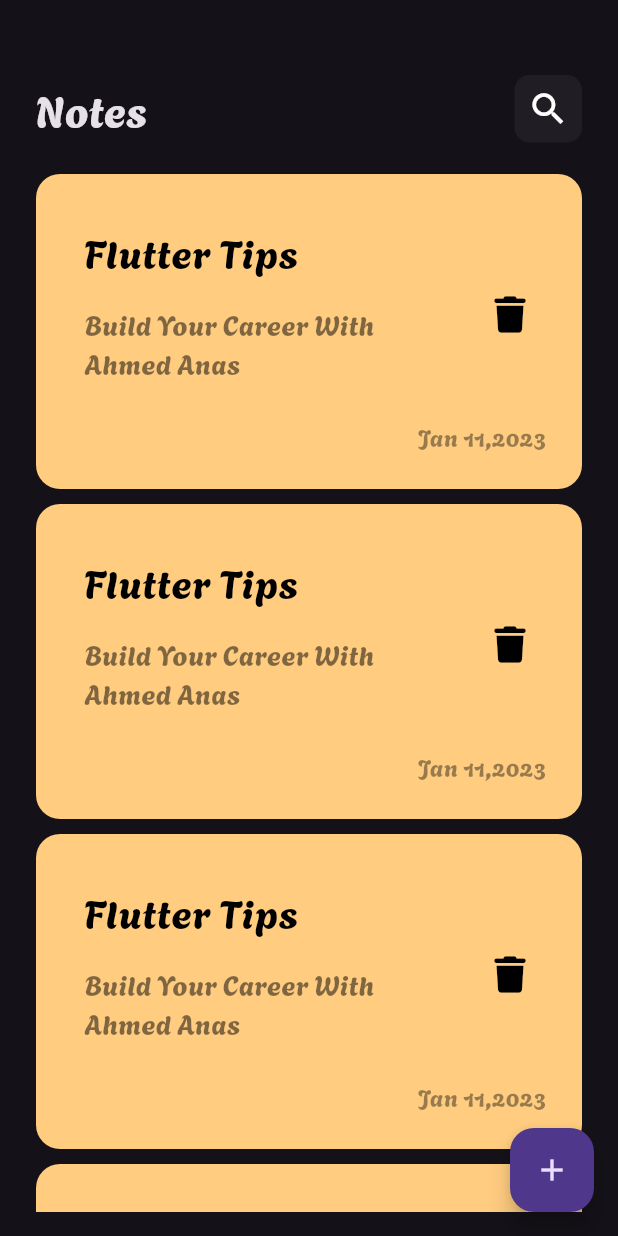
After one commit to AhmedKaion/Notes_app, a Flutter app: the screen it shows after launch, on a phone screen of 412 x 824 dp. The commit adds this screen. Run offline on Flutter 3.47's test engine with Material 3 defaults, Android fonts, the light colour scheme and no system bars; our stand-ins replace cloud_firestore, dio, firebase_auth, firebase_core, flutter_bloc, font_awesome_flutter and 1 more; accounts and stored records are empty.

Commit message:
change home

```diff
--- a/lib/main.dart
+++ b/lib/main.dart
@@ -10,6 +10,7 @@ import 'package:practice/cubits/get_weather_cubit/get_weather_cubit.dart';
 import 'package:practice/firebase_options.dart';
 import 'package:practice/news/new.dart';
 import 'package:practice/news/service.dart';
+import 'package:practice/notes_app/note_home.dart';
 import 'package:practice/screens/lale.dart';
 import 'package:practice/ppp.dart';
 import 'package:practice/bd.dart';
@@ -37,12 +38,16 @@ class MyApp extends StatelessWidget {
   // This widget is the root of your application.
   @override
   Widget build(BuildContext context) {
+
     return  MaterialApp(
-       routes: {
-    UpdateProduct.id : (context)=> UpdateProduct(),
+      debugShowCheckedModeBanner: false,
+      theme: ThemeData(brightness: Brightness.dark,fontFamily: 'Agbalumo'),
+
+
+      routes: {
+    UpdateProduct.id : (context)=> const UpdateProduct(),
     },
-      debugShowCheckedModeBanner: false,
-      home: StoreApp(),
+      home: const NoteHome(),
     );
 
 
--- /dev/null
+++ b/lib/notes_app/constrant.dart
@@ -0,0 +1,4 @@
+
+import 'package:flutter/animation.dart';
+
+const kPrimaryColor= const Color(0xff62FCD7);
--- /dev/null
+++ b/lib/notes_app/custom_appbar.dart
@@ -0,0 +1,17 @@
+import 'package:flutter/material.dart';
+import 'package:practice/notes_app/search.dart';
+
+class CustomAppBar extends StatelessWidget {
+  const CustomAppBar({super.key});
+
+  @override
+  Widget build(BuildContext context) {
+    return const Row(
+      children: [
+        Text('Notes',style: TextStyle( fontSize: 28),),
+       Spacer(),
+       SearchIcon(),
+      ],
+    );
+  }
+}
--- a/lib/notes_app/note_home.dart
+++ b/lib/notes_app/note_home.dart
@@ -1,15 +1,24 @@
 import 'package:flutter/material.dart';
 import 'package:practice/notes_app/notes_body.dart';
-
+import 'package:practice/notes_app/bottomsheet.dart';
 class NoteHome extends StatelessWidget {
   const NoteHome({super.key});
-
   @override
   Widget build(BuildContext context) {
     return Scaffold(
-      floatingActionButton: FloatingActionButton(onPressed: (){},child: Icon(Icons.add),
+      floatingActionButton: FloatingActionButton(
+        onPressed: (){
+          showBottomSheet(
+          shape:RoundedRectangleBorder(
+            borderRadius: BorderRadius.circular(16),
+          ), context: context, builder: (context){
+            return const AddNoteBottomSheet();
+          }
+          );
+        },
+        child: const Icon(Icons.add),
       ),
-   body:NotesBody() ,
-    );
+      body:const NotesBody() ,
+      );
   }
 }
--- /dev/null
+++ b/lib/notes_app/note_item.dart
@@ -0,0 +1,50 @@
+import 'package:flutter/material.dart';
+import 'package:font_awesome_flutter/font_awesome_flutter.dart';
+ class NoteItem extends StatelessWidget {
+   const NoteItem({super.key});
+   @override
+   Widget build(BuildContext context) {
+     return Container(
+       padding: const EdgeInsets.only(top: 24,bottom: 24,left: 16,),
+       decoration: BoxDecoration(
+         borderRadius: BorderRadius.circular(16),
+         color: const Color(0xffFFCC80),
+       ),
+       child: Column(
+         crossAxisAlignment: CrossAxisAlignment.end,
+         children: [
+           ListTile(
+             title:const Text(
+               'Flutter Tips',
+               style: TextStyle(
+                   color: Colors.black,
+                   fontSize: 26),
+             ),
+             subtitle:Padding(
+               padding: const EdgeInsets.only(top: 16,bottom: 16),
+               child: Text(
+                   'Build Your Career With  Ahmed Anas',
+                   style: TextStyle(
+                       color: Colors.black.withOpacity(.5),
+                       fontSize: 18),
+               ),
+             ),
+             trailing:IconButton(onPressed: (){},
+               icon:const Icon(
+                 FontAwesomeIcons.trash,
+                 color: Colors.black,
+                 size: 24,),
+             ) ,
+           ),
+            Padding(
+              padding: const EdgeInsets.only(right: 24),
+              child: Text('Jan 11,2023',
+                style: TextStyle(
+                    color: Colors.black.withOpacity(.4),
+                    fontSize: 16),),
+            ),
+         ],
+       ),
+     );
+   }
+ }
--- /dev/null
+++ b/lib/notes_app/notes_body.dart
@@ -0,0 +1,25 @@
+import 'package:flutter/material.dart';
+import 'package:practice/notes_app/custom_appbar.dart';
+import 'package:practice/notes_app/note_home.dart';
+import 'package:practice/notes_app/note_item.dart';
+import 'package:practice/notes_app/notes_listview.dart';
+
+class NotesBody extends StatelessWidget {
+  const NotesBody({super.key});
+
+  @override
+  Widget build(BuildContext context) {
+    return const Padding(
+      padding: EdgeInsets.symmetric(horizontal: 24),
+      child: Column(
+        children: [
+          SizedBox(
+            height:50 ,
+          ),
+         CustomAppBar(),
+          Expanded(child: NotesListView()),
+        ],
+      ),
+    );
+  }
+}
--- /dev/null
+++ b/lib/notes_app/notes_listview.dart
@@ -0,0 +1,24 @@
+import 'package:flutter/material.dart';
+import 'package:practice/notes_app/note_item.dart';
+
+class NotesListView extends StatelessWidget {
+  const NotesListView({super.key});
+
+  @override
+  Widget build(BuildContext context) {
+    return  Padding(
+      padding: const EdgeInsets.symmetric(vertical: 16),
+      child: ListView.builder(
+        padding: EdgeInsets.zero,
+        itemBuilder :(context,index){
+        return Padding(
+          padding: const EdgeInsets.symmetric(vertical: 5),
+          child: NoteItem(),
+
+        );
+      },
+
+      ),
+    );
+  }
+}
--- /dev/null
+++ b/lib/notes_app/search.dart
@@ -0,0 +1,21 @@
+import 'package:flutter/material.dart';
+
+
+class SearchIcon extends StatelessWidget {
+  const SearchIcon({super.key});
+
+  @override
+  Widget build(BuildContext context) {
+    return Container(
+      height: 45,
+      width: 45,
+      decoration: BoxDecoration(
+        color: Colors.white.withOpacity(.05),
+        borderRadius: BorderRadius.circular(10),
+      ),
+      child:const Center(
+        child: Icon(Icons.search,size: 28,),
+      ),
+    );
+  }
+}
```
Also changed, not shown: lib/notes_app/bottomsheet.dart (added, +22 -0 lines), lib/notes_app/textfield.dart (added, +29 -0 lines).
